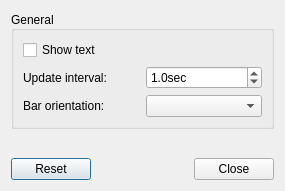
Old version of the form plugin-cpuload/lxqtcpuloadconfiguration.ui in the repository lxqt/lxqt-panel.
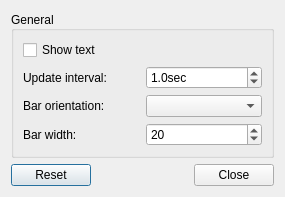
New version of the form.

Commit message: plugin-cpuload: configurable bar width

```diff
--- a/plugin-cpuload/lxqtcpuloadconfiguration.ui
+++ b/plugin-cpuload/lxqtcpuloadconfiguration.ui
@@ -75,6 +75,26 @@
       <item row="2" column="1">
        <widget class="QComboBox" name="barOrientationCOB"/>
       </item>
+      <item row="3" column="0">
+       <widget class="QLabel" name="barWidthL">
+        <property name="text">
+         <string>Bar width:</string>
+        </property>
+       </widget>
+      </item>
+      <item row="3" column="1">
+       <widget class="QSpinBox" name="barWidthSB">
+        <property name="minimum">
+         <number>4</number>
+        </property>
+        <property name="maximum">
+         <number>2048</number>
+        </property>
+        <property name="value">
+         <number>20</number>
+        </property>
+       </widget>
+      </item>
      </layout>
     </widget>
    </item>
```
The commit also changes 4 other files.
